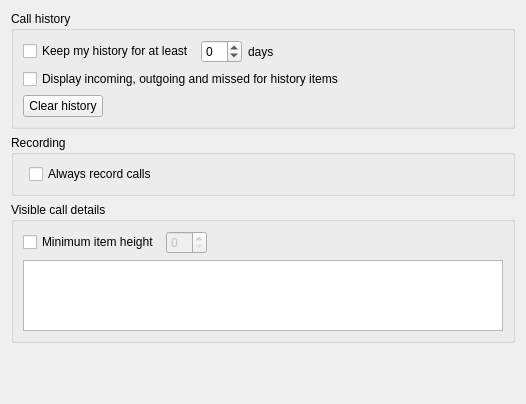
Above: src/conf/dlggeneralbase.ui from KDE/ring-kde before the change. Below: the same form after it.
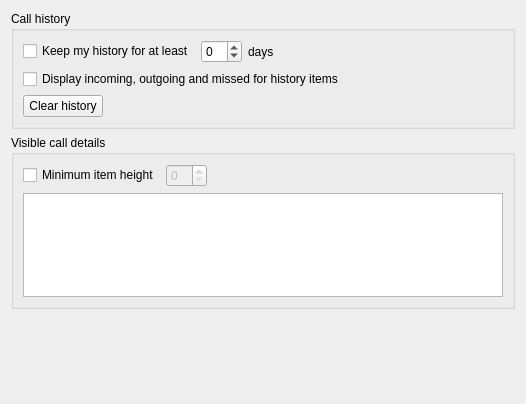
That is the form after the change. Custom widgets are drawn as their Qt base class.

Commit message: [ #14147 ] Minimum call height set the right value again

The edit to the form file:
```diff
--- a/src/conf/dlggeneralbase.ui
+++ b/src/conf/dlggeneralbase.ui
@@ -115,56 +115,6 @@
      </layout>
     </widget>
    </item>
-   <item>
-    <widget class="QGroupBox" name="groupBox2_connection_2">
-     <property name="sizePolicy">
-      <sizepolicy hsizetype="Preferred" vsizetype="Fixed">
-       <horstretch>0</horstretch>
-       <verstretch>0</verstretch>
-      </sizepolicy>
-     </property>
-     <property name="title">
-      <string>Recording</string>
-     </property>
-     <layout class="QFormLayout" name="formLayout_13">
-      <property name="fieldGrowthPolicy">
-       <enum>QFormLayout::ExpandingFieldsGrow</enum>
-      </property>
-      <item row="0" column="1">
-       <widget class="QWidget" name="widget_SIPPort_2" native="true">
-        <property name="minimumSize">
-         <size>
-          <width>50</width>
-          <height>0</height>
-         </size>
-        </property>
-        <layout class="QHBoxLayout" name="horizontalLayout_9">
-         <property name="margin">
-          <number>0</number>
-         </property>
-         <item>
-          <widget class="QCheckBox" name="m_pAlwaysRecordCK">
-           <property name="text">
-            <string>Always record calls</string>
-           </property>
-          </widget>
-         </item>
-         <item>
-          <widget class="QLabel" name="label_WarningSIPPort">
-           <property name="enabled">
-            <bool>false</bool>
-           </property>
-           <property name="text">
-            <string/>
-           </property>
-          </widget>
-         </item>
-        </layout>
-       </widget>
-      </item>
-     </layout>
-    </widget>
-   </item>
    <item>
     <widget class="QGroupBox" name="groupBox">
      <property name="title">
```
The commit also changes 8 other files.
